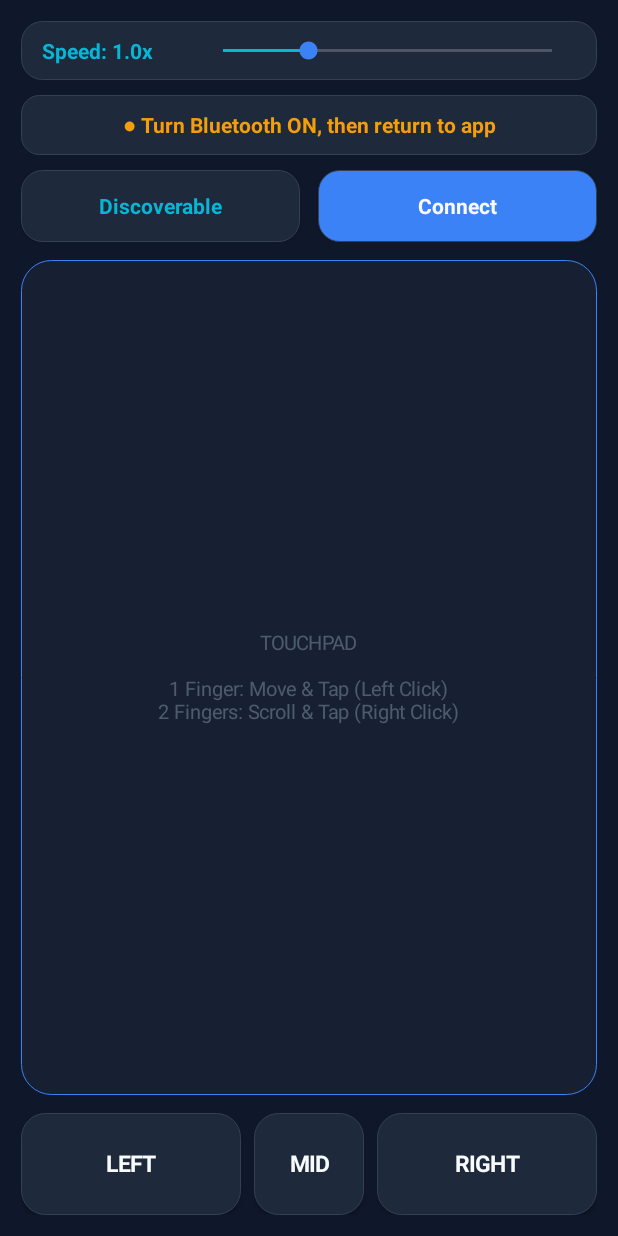
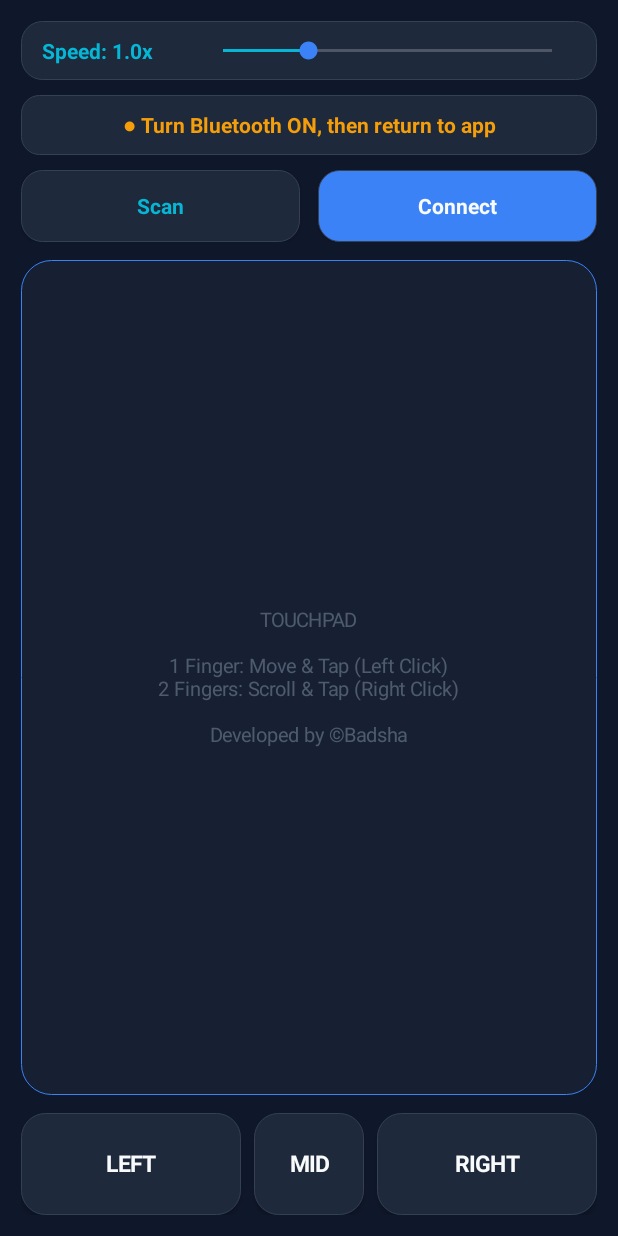
Before and after one commit to Badsha7175/BTMouse, an Android app: the screen it shows after launch (MainActivity), after a tap on "Connect", on a phone screen of 412 x 824 dp. Run offline under Robolectric (Android 15) with nearby library versions, the phone set to English and light mode, and no system bars.

Commit message:
Refactor UI messages and add developer credit
Updated toast message and button labels for clarity. Added developer credit to the touchpad hint.

```diff
--- a/app/src/main/java/com/example/btmouse/MainActivity.kt
+++ b/app/src/main/java/com/example/btmouse/MainActivity.kt
@@ -263,7 +263,7 @@ class MainActivity : Activity() {
         }
         val list = a.bondedDevices?.toList() ?: emptyList()
         if (list.isEmpty()) {
-            toast("No paired devices. Tap Discoverable & pair from laptop first.")
+            toast("No paired devices. Tap Scan & pair from laptop first.")
             return
         }
         val names = list.map { "${it.name ?: "Unknown"}\n${it.address}" }.toTypedArray()
@@ -499,7 +499,7 @@ class MainActivity : Activity() {
         // ৩. অ্যাকশন বাটন (Discoverable & Connect)
         val top = LinearLayout(this)
         top.orientation = LinearLayout.HORIZONTAL
-        val discBtn = styledButton("Discoverable", CARD_BG, ACCENT_CYAN)
+        val discBtn = styledButton("Scan", CARD_BG, ACCENT_CYAN)
         discBtn.setOnClickListener { makeDiscoverable() }
         val connBtn = styledButton("Connect", ACCENT_BLUE, TEXT_PRIMARY)
         connBtn.setOnClickListener { pickDevice() }
@@ -520,7 +520,7 @@ class MainActivity : Activity() {
         padContainer.setOnTouchListener { _, ev -> onPad(ev) }
 
         val padHint = TextView(this)
-        padHint.text = "TOUCHPAD\n\n1 Finger: Move & Tap (Left Click)\n2 Fingers: Scroll & Tap (Right Click)"
+        padHint.text = "TOUCHPAD\n\n1 Finger: Move & Tap (Left Click)\n2 Fingers: Scroll & Tap (Right Click)\n\nDeveloped by ©Badsha"
         padHint.setTextColor(Color.parseColor(TEXT_MUTED))
         padHint.alpha = 0.45f
         padHint.textSize = 13f
```
